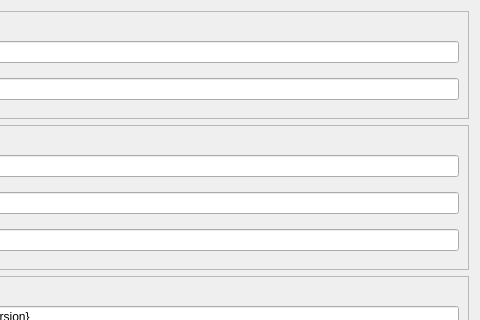
Qt form src/ui/dialog/GameImportDialog.ui (KJNeko/Atlas) before a commit; both pictures show x 333 to 813 and y 0 to 320 of the 813 by 631 pixel window.
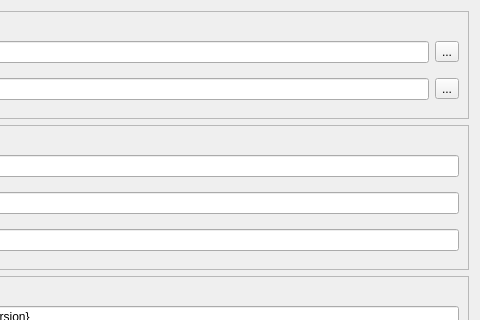
The same form after that commit.

```diff
--- a/src/ui/dialog/GameImportDialog.ui
+++ b/src/ui/dialog/GameImportDialog.ui
@@ -56,7 +56,14 @@
           </widget>
          </item>
          <item>
-          <widget class="QLineEdit" name="lineEdit_2"/>
+          <widget class="QLineEdit" name="execPath"/>
+         </item>
+         <item>
+          <widget class="QToolButton" name="selectExec">
+           <property name="text">
+            <string>...</string>
+           </property>
+          </widget>
          </item>
         </layout>
        </widget>
@@ -87,7 +94,14 @@
           </widget>
          </item>
          <item>
-          <widget class="QLineEdit" name="lineEdit"/>
+          <widget class="QLineEdit" name="folderPath"/>
+         </item>
+         <item>
+          <widget class="QToolButton" name="selectPath">
+           <property name="text">
+            <string>...</string>
+           </property>
+          </widget>
          </item>
         </layout>
        </widget>
```
Left out of the diff: 21 changed lines with no effect on the pictures.
